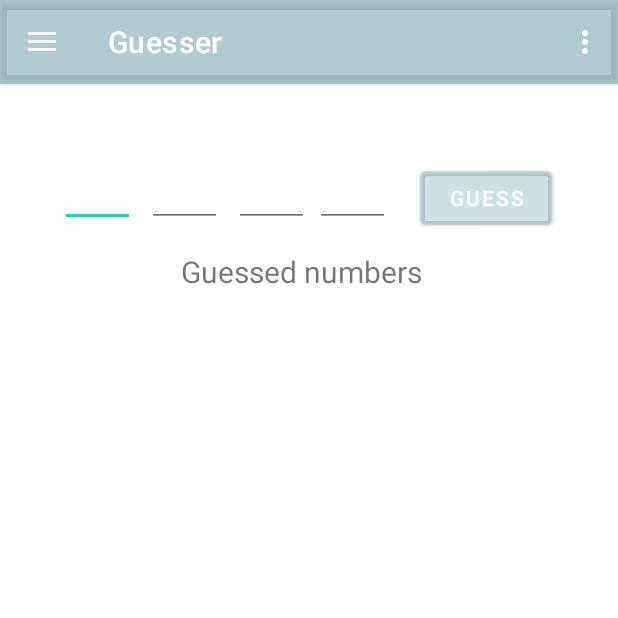
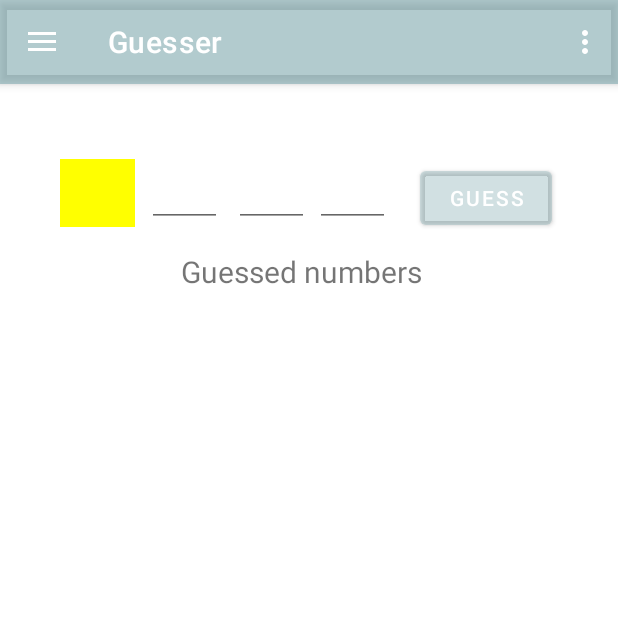
Before and after one commit to serdarselcuk/mathMind_android, an Android app: the screen it shows after launch (MainActivity), in the side drawer, after a tap on "Guesser", on a phone screen of 412 x 824 dp, the top half of it. Run offline under Robolectric (Android 15) with nearby library versions, the phone set to English and light mode, and no system bars; our stand-ins replace navigation-ui; network calls fail.

Commit message:
guesser digit cells added

```diff
--- a/app/src/main/java/com/example/mathmind/ui/guess/GuesserFragment.kt
+++ b/app/src/main/java/com/example/mathmind/ui/guess/GuesserFragment.kt
@@ -1,10 +1,15 @@
 package com.example.mathmind.ui.guess
 
+import android.graphics.Color
 import android.os.Bundle
+import android.text.Editable
+import android.text.TextWatcher
 import android.view.LayoutInflater
 import android.view.View
 import android.view.ViewGroup
-import android.widget.TextView
+import android.widget.Button
+import android.widget.EditText
+import android.widget.ListView
 import androidx.fragment.app.Fragment
 import androidx.lifecycle.ViewModelProvider
 import com.example.mathmind.databinding.FragmentGuesserBinding
@@ -13,20 +18,56 @@ class GuesserFragment : Fragment() {
 
     private var _binding: FragmentGuesserBinding? = null
 
+    lateinit var digit_cell_1: EditText
+    lateinit var digit_cell_2: EditText
+    lateinit var digit_cell_3: EditText
+    lateinit var digit_cell_4: EditText
+    lateinit var guess_button: Button
+    lateinit var guessNumberCells: Array<EditText>
+    lateinit var guessed_number: Array<Int?>
+    private var focussedCell: Int = -1
+    lateinit var guessed_list:ListView
+
+
     // This property is only valid between onCreateView and
     // onDestroyView.
     private val binding get() = _binding!!
 
     override fun onCreateView(
-            inflater: LayoutInflater,
-            container: ViewGroup?,
-            savedInstanceState: Bundle?
-    ): View {
+        inflater: LayoutInflater,
+        container: ViewGroup?,
+        savedInstanceState: Bundle?
+    ): View? {
         val guessViewModel =
-                ViewModelProvider(this).get(GuessViewModel::class.java)
+            ViewModelProvider(this).get(GuessViewModel::class.java)
 
         _binding = FragmentGuesserBinding.inflate(inflater, container, false)
         val root: View = binding.root
+
+        digit_cell_1 = binding.guessingNumber1
+        digit_cell_2 = binding.guessingNumber2
+        digit_cell_3 = binding.guessingNumber3
+        digit_cell_4 = binding.guessingNumber4
+
+        guessNumberCells = arrayOf(
+            digit_cell_1,
+            digit_cell_2,
+            digit_cell_3,
+            digit_cell_4
+        )
+
+        guessNumberCells.forEach {
+            assignTextChangeListener(it)
+            focusListenerForDigitCells(it)
+        }
+
+        guess_button = binding.guessingButton
+
+        guess_button.setOnClickListener {
+            guessed_number = evaluateCells(guessNumberCells)
+        }
+
+        guessed_list = binding.guestureHistoryList
 
 //        val textView: TextView = binding.guestureHistoryList
 //        guessViewModel.text.observe(viewLifecycleOwner) {
@@ -39,4 +80,65 @@ class GuesserFragment : Fragment() {
         super.onDestroyView()
         _binding = null
     }
+
+    private fun assignTextChangeListener(textInput: EditText) {
+        textInput.addTextChangedListener(object : TextWatcher {
+
+            override fun beforeTextChanged(s: CharSequence?, start: Int, count: Int, after: Int) {
+                textInput.setBackgroundColor(Color.YELLOW)
+            }
+
+            override fun onTextChanged(s: CharSequence?, start: Int, before: Int, count: Int) {
+
+            }
+
+            override fun afterTextChanged(s: Editable?) {
+               if(s?.length == 1){
+                   var currentFocus = focussedCell
+                   guessNumberCells.forEach {
+                       if (guessNumberCells.indexOf(it) != focussedCell && it.text.isNullOrBlank() ) {
+                           it.requestFocus()
+                           return
+                       }
+                   }
+                   if(currentFocus == focussedCell)  guess_button.requestFocus()
+               }
+            }
+        })
+    }
+
+    fun focusListenerForDigitCells(view: View) {
+
+        view.setOnFocusChangeListener { it, hasFocus ->
+            if (hasFocus && it is EditText) {
+                println("focus on ${ it.id }")
+                setFocussedCell(it.id)
+                it.setText("")
+            }
+        }
+    }
+
+    private fun setFocussedCell(id: Int) {
+        guessNumberCells.forEach {
+            if(it.id == id) focussedCell = guessNumberCells.indexOf(it)
+        }
+    }
+
+    fun evaluateCells(array:Array<EditText>):Array<Int?>{
+        var iterateCells: Iterator<EditText> = array.iterator()
+        var guessed_number: Array<Int?> = arrayOfNulls(4)
+        var i = 0
+        while (iterateCells.hasNext()) {
+            var cell: EditText = iterateCells.next()
+            var text = cell.text.toString()
+            if (text.isBlank() || guessed_number.contains(text.toInt())) {
+                cell.requestFocus()
+                return arrayOfNulls(4)
+            } else {
+                guessed_number[i++] = text.toInt()
+            }
+        }
+        println(" guessed_number is ${guessed_number.contentToString()}")
+        return guessed_number
+    }
 }
--- a/app/src/main/res/layout/fragment_guesser.xml
+++ b/app/src/main/res/layout/fragment_guesser.xml
@@ -13,6 +13,8 @@
         android:layout_marginStart="40dp"
         android:layout_marginTop="50dp"
         android:ems="10"
+        android:nextFocusRight="@id/guessing_number_2"
+        android:maxLength="1"
         android:inputType="number"
         android:textAlignment="center"
         app:layout_constraintStart_toStartOf="parent"
@@ -25,6 +27,8 @@
         android:layout_marginStart="8dp"
         android:layout_marginTop="50dp"
         android:ems="10"
+        android:nextFocusRight="@id/guessing_number_3"
+        android:maxLength="1"
         android:inputType="number"
         android:textAlignment="center"
         app:layout_constraintStart_toEndOf="@+id/guessing_number_1"
@@ -37,6 +41,8 @@
         android:layout_marginStart="8dp"
         android:layout_marginTop="50dp"
         android:ems="10"
+        android:nextFocusRight="@id/guessing_number_4"
+        android:maxLength="1"
         android:inputType="number"
         android:textAlignment="center"
         app:layout_constraintStart_toEndOf="@+id/guessing_number_2"
@@ -49,6 +55,8 @@
         android:layout_marginStart="4dp"
         android:layout_marginTop="50dp"
         android:ems="10"
+        android:nextFocusRight="@id/guessing_button"
+        android:maxLength="1"
         android:inputType="number"
         android:textAlignment="center"
         app:layout_constraintStart_toEndOf="@+id/guessing_number_3"
--- a/app/src/main/res/layout/fragment_login.xml
+++ b/app/src/main/res/layout/fragment_login.xml
@@ -19,7 +19,7 @@
     </com.google.android.material.textfield.TextInputLayout>
 
     <com.google.android.material.textfield.TextInputEditText
-        android:id="@+id/textInputEditText"
+        android:id="@+id/textInputUserName"
         android:layout_width="300dp"
         android:layout_height="50dp"
         android:layout_marginStart="60dp"
@@ -40,7 +40,7 @@
         android:hint="@string/enter_password"
         android:inputType="textPassword"
         app:layout_constraintStart_toStartOf="parent"
-        app:layout_constraintTop_toBottomOf="@+id/textInputEditText"
+        app:layout_constraintTop_toBottomOf="@+id/textInputUserName"
         />
 
     <Button
```
Also changed, not shown: app/src/main/res/layout/gesture.xml (added, +55 -0 lines).
